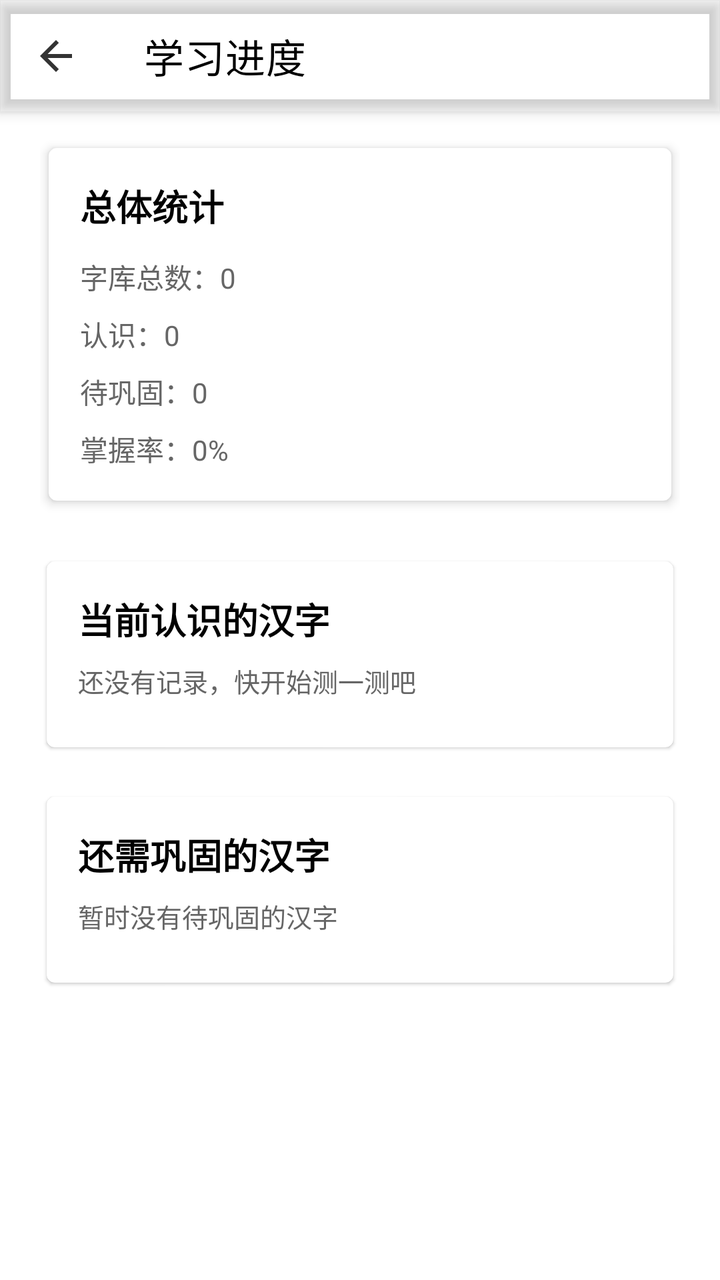
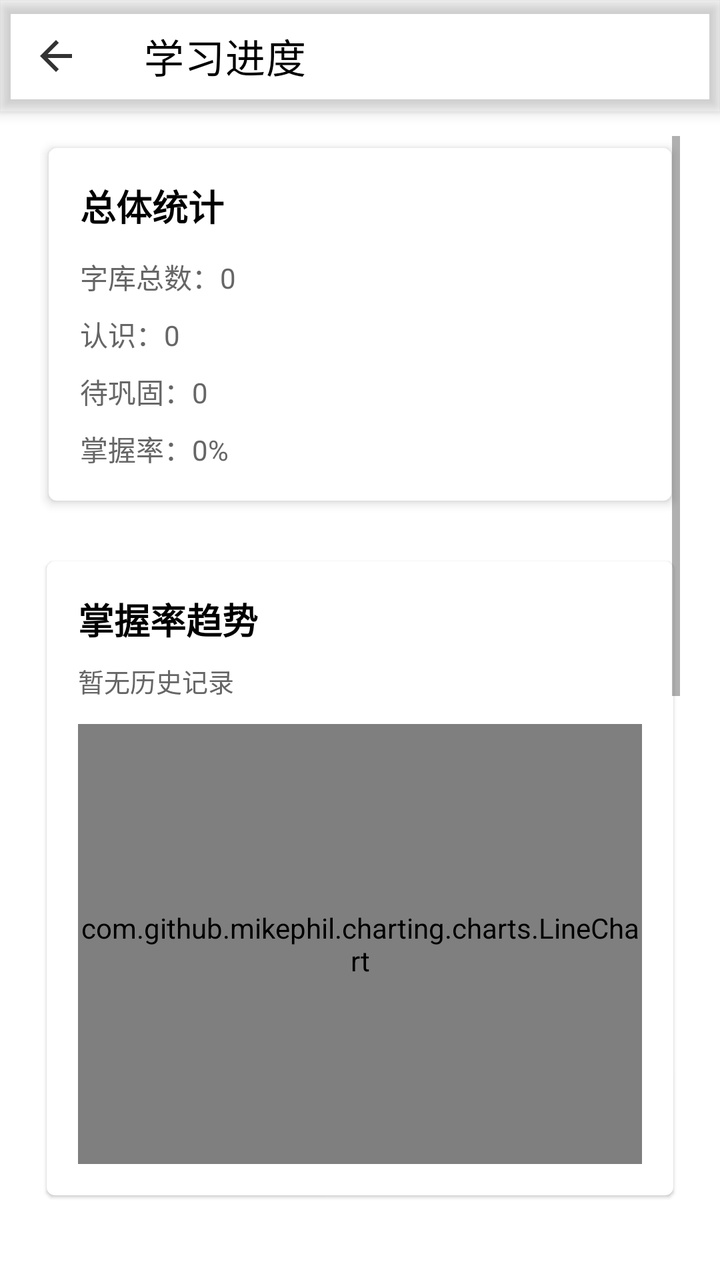

Screens rendered from an Android XML layout before and after an edit, with the pre-edit source and the edit as a unified diff.
<!-- AndroidManifest.xml: application theme Theme.MaterialComponents.DayNight.NoActionBar -->
<!-- res/layout/activity_progress.xml -->
<?xml version="1.0" encoding="utf-8"?>
<androidx.constraintlayout.widget.ConstraintLayout xmlns:android="http://schemas.android.com/apk/res/android"
    xmlns:app="http://schemas.android.com/apk/res-auto"
    xmlns:tools="http://schemas.android.com/tools"
    android:layout_width="match_parent"
    android:layout_height="match_parent"
    android:background="@color/white"
    tools:context=".ui.ProgressActivity">

    <com.google.android.material.appbar.MaterialToolbar
        android:id="@+id/topBar"
        android:layout_width="0dp"
        android:layout_height="wrap_content"
        android:backgroundTint="@color/white"
        android:elevation="4dp"
        app:layout_constraintEnd_toEndOf="parent"
        app:layout_constraintStart_toStartOf="parent"
        app:layout_constraintTop_toTopOf="parent"
        app:navigationContentDescription="@string/back"
        app:navigationIcon="@drawable/ic_arrow_back"
        app:title="学习进度"
        app:titleTextColor="@color/black" />

    <ScrollView
        android:id="@+id/progressScroll"
        android:layout_width="0dp"
        android:layout_height="0dp"
        android:fillViewport="true"
        android:paddingStart="20dp"
        android:paddingTop="12dp"
        android:paddingEnd="20dp"
        android:paddingBottom="20dp"
        app:layout_constraintBottom_toBottomOf="parent"
        app:layout_constraintEnd_toEndOf="parent"
        app:layout_constraintStart_toStartOf="parent"
        app:layout_constraintTop_toBottomOf="@id/topBar">

        <LinearLayout
            android:layout_width="match_parent"
            android:layout_height="wrap_content"
            android:orientation="vertical">

                <com.google.android.material.card.MaterialCardView
                    android:layout_width="match_parent"
                    android:layout_height="wrap_content"
                    app:cardElevation="3dp"
                    app:cardUseCompatPadding="true">

                    <LinearLayout
                        android:layout_width="match_parent"
                        android:layout_height="wrap_content"
                        android:orientation="vertical"
                        android:padding="16dp">

                        <TextView
                            android:layout_width="wrap_content"
                            android:layout_height="wrap_content"
                            android:text="总体统计"
                            android:textColor="@color/black"
                            android:textSize="18sp"
                            android:textStyle="bold" />

                        <TextView
                            android:id="@+id/totalCountLabel"
                            android:layout_width="wrap_content"
                            android:layout_height="wrap_content"
                            android:layout_marginTop="12dp"
                            android:text="字库总数：0"
                            android:textColor="@color/gray_dark" />

                        <TextView
                            android:id="@+id/knownCountLabel"
                            android:layout_width="wrap_content"
                            android:layout_height="wrap_content"
                            android:layout_marginTop="8dp"
                            android:text="认识：0"
                            android:textColor="@color/gray_dark" />

                        <TextView
                            android:id="@+id/unknownCountLabel"
                            android:layout_width="wrap_content"
                            android:layout_height="wrap_content"
                            android:layout_marginTop="8dp"
                            android:text="待巩固：0"
                            android:textColor="@color/gray_dark" />

                        <TextView
                            android:id="@+id/masteryRateLabel"
                            android:layout_width="wrap_content"
                            android:layout_height="wrap_content"
                            android:layout_marginTop="8dp"
                            android:text="掌握率：0%"
                            android:textColor="@color/gray_dark" />
                    </LinearLayout>
                </com.google.android.material.card.MaterialCardView>

            <com.google.android.material.card.MaterialCardView
                android:layout_width="match_parent"
                android:layout_height="wrap_content"
                android:layout_marginTop="20dp"
                app:cardUseCompatPadding="true">

                <LinearLayout
                    android:layout_width="match_parent"
                    android:layout_height="wrap_content"
                    android:orientation="vertical"
                    android:padding="16dp">

                    <TextView
                        android:layout_width="wrap_content"
                        android:layout_height="wrap_content"
                        android:text="当前认识的汉字"
                        android:textColor="@color/black"
                        android:textSize="18sp"
                        android:textStyle="bold" />

                    <TextView
                        android:id="@+id/knownEmptyHint"
                        android:layout_width="wrap_content"
                        android:layout_height="wrap_content"
                        android:layout_marginTop="8dp"
                        android:text="还没有记录，快开始测一测吧"
                        android:textColor="@color/gray_dark"
                        android:textSize="13sp" />

                    <com.google.android.material.chip.ChipGroup
                        android:id="@+id/knownChipGroup"
                        android:layout_width="match_parent"
                        android:layout_height="wrap_content"
                        android:layout_marginTop="8dp"
                        app:singleLine="false"
                        app:singleSelection="false" />
                </LinearLayout>
            </com.google.android.material.card.MaterialCardView>

            <com.google.android.material.card.MaterialCardView
                android:layout_width="match_parent"
                android:layout_height="wrap_content"
                android:layout_marginTop="16dp"
                android:layout_marginBottom="24dp"
                app:cardUseCompatPadding="true">

                <LinearLayout
                    android:layout_width="match_parent"
                    android:layout_height="wrap_content"
                    android:orientation="vertical"
                    android:padding="16dp">

                    <TextView
                        android:layout_width="wrap_content"
                        android:layout_height="wrap_content"
                        android:text="还需巩固的汉字"
                        android:textColor="@color/black"
                        android:textSize="18sp"
                        android:textStyle="bold" />

                    <TextView
                        android:id="@+id/unknownEmptyHint"
                        android:layout_width="wrap_content"
                        android:layout_height="wrap_content"
                        android:layout_marginTop="8dp"
                        android:text="暂时没有待巩固的汉字"
                        android:textColor="@color/gray_dark"
                        android:textSize="13sp" />

                    <com.google.android.material.chip.ChipGroup
                        android:id="@+id/unknownChipGroup"
                        android:layout_width="match_parent"
                        android:layout_height="wrap_content"
                        android:layout_marginTop="8dp"
                        app:singleLine="false"
                        app:singleSelection="false" />
                </LinearLayout>
            </com.google.android.material.card.MaterialCardView>
        </LinearLayout>
    </ScrollView>

</androidx.constraintlayout.widget.ConstraintLayout>
<!-- resources referenced by this layout -->
<resources>
  <color name="black">#FF000000</color>
  <color name="gray_dark">#FF666666</color>
  <color name="white">#FFFFFFFF</color>
  <!-- drawable ic_arrow_back (drawable) -->
  <?xml version="1.0" encoding="utf-8"?>
  <vector xmlns:android="http://schemas.android.com/apk/res/android"
      android:width="24dp"
      android:height="24dp"
      android:viewportWidth="24"
      android:viewportHeight="24">
      <path
          android:fillColor="#FF333333"
          android:pathData="M20,11H7.83l5.59-5.59L12,4l-8,8 8,8 1.41-1.41L7.83,13H20v-2z" />
  </vector>
  <string name="back">返回</string>
</resources>

<!-- the commit's change to res/layout/activity_progress.xml (unified diff, before → after) -->
@@ -40,59 +40,133 @@
             android:layout_height="wrap_content"
             android:orientation="vertical">
 
-                <com.google.android.material.card.MaterialCardView
-                    android:layout_width="match_parent"
-                    android:layout_height="wrap_content"
-                    app:cardElevation="3dp"
-                    app:cardUseCompatPadding="true">
-
-                    <LinearLayout
-                        android:layout_width="match_parent"
-                        android:layout_height="wrap_content"
-                        android:orientation="vertical"
-                        android:padding="16dp">
-
-                        <TextView
-                            android:layout_width="wrap_content"
-                            android:layout_height="wrap_content"
-                            android:text="总体统计"
-                            android:textColor="@color/black"
-                            android:textSize="18sp"
-                            android:textStyle="bold" />
-
-                        <TextView
-                            android:id="@+id/totalCountLabel"
-                            android:layout_width="wrap_content"
-                            android:layout_height="wrap_content"
-                            android:layout_marginTop="12dp"
-                            android:text="字库总数：0"
-                            android:textColor="@color/gray_dark" />
-
-                        <TextView
-                            android:id="@+id/knownCountLabel"
-                            android:layout_width="wrap_content"
-                            android:layout_height="wrap_content"
-                            android:layout_marginTop="8dp"
-                            android:text="认识：0"
-                            android:textColor="@color/gray_dark" />
-
-                        <TextView
-                            android:id="@+id/unknownCountLabel"
-                            android:layout_width="wrap_content"
-                            android:layout_height="wrap_content"
-                            android:layout_marginTop="8dp"
-                            android:text="待巩固：0"
-                            android:textColor="@color/gray_dark" />
-
-                        <TextView
-                            android:id="@+id/masteryRateLabel"
-                            android:layout_width="wrap_content"
-                            android:layout_height="wrap_content"
-                            android:layout_marginTop="8dp"
-                            android:text="掌握率：0%"
-                            android:textColor="@color/gray_dark" />
-                    </LinearLayout>
-                </com.google.android.material.card.MaterialCardView>
+            <com.google.android.material.card.MaterialCardView
+                android:layout_width="match_parent"
+                android:layout_height="wrap_content"
+                app:cardElevation="3dp"
+                app:cardUseCompatPadding="true">
+
+                <LinearLayout
+                    android:layout_width="match_parent"
+                    android:layout_height="wrap_content"
+                    android:orientation="vertical"
+                    android:padding="16dp">
+
+                    <TextView
+                        android:layout_width="wrap_content"
+                        android:layout_height="wrap_content"
+                        android:text="总体统计"
+                        android:textColor="@color/black"
+                        android:textSize="18sp"
+                        android:textStyle="bold" />
+
+                    <TextView
+                        android:id="@+id/totalCountLabel"
+                        android:layout_width="wrap_content"
+                        android:layout_height="wrap_content"
+                        android:layout_marginTop="12dp"
+                        android:text="字库总数：0"
+                        android:textColor="@color/gray_dark" />
+
+                    <TextView
+                        android:id="@+id/knownCountLabel"
+                        android:layout_width="wrap_content"
+                        android:layout_height="wrap_content"
+                        android:layout_marginTop="8dp"
+                        android:text="认识：0"
+                        android:textColor="@color/gray_dark" />
+
+                    <TextView
+                        android:id="@+id/unknownCountLabel"
+                        android:layout_width="wrap_content"
+                        android:layout_height="wrap_content"
+                        android:layout_marginTop="8dp"
+                        android:text="待巩固：0"
+                        android:textColor="@color/gray_dark" />
+
+                    <TextView
+                        android:id="@+id/masteryRateLabel"
+                        android:layout_width="wrap_content"
+                        android:layout_height="wrap_content"
+                        android:layout_marginTop="8dp"
+                        android:text="掌握率：0%"
+                        android:textColor="@color/gray_dark" />
+                </LinearLayout>
+            </com.google.android.material.card.MaterialCardView>
+
+            <com.google.android.material.card.MaterialCardView
+                android:layout_width="match_parent"
+                android:layout_height="wrap_content"
+                android:layout_marginTop="20dp"
+                app:cardUseCompatPadding="true">
+
+                <LinearLayout
+                    android:layout_width="match_parent"
+                    android:layout_height="wrap_content"
+                    android:orientation="vertical"
+                    android:padding="16dp">
+
+                    <TextView
+                        android:layout_width="wrap_content"
+                        android:layout_height="wrap_content"
+                        android:text="掌握率趋势"
+                        android:textColor="@color/black"
+                        android:textSize="18sp"
+                        android:textStyle="bold" />
+
+                    <TextView
+                        android:id="@+id/trendEmptyHint"
+                        android:layout_width="wrap_content"
+                        android:layout_height="wrap_content"
+                        android:layout_marginTop="8dp"
+                        android:text="暂无历史记录"
+                        android:textColor="@color/gray_dark"
+                        android:textSize="13sp" />
+
+                    <com.github.mikephil.charting.charts.LineChart
+                        android:id="@+id/progressLineChart"
+                        android:layout_width="match_parent"
+                        android:layout_height="220dp"
+                        android:layout_marginTop="12dp" />
+                </LinearLayout>
+            </com.google.android.material.card.MaterialCardView>
+
+            <com.google.android.material.card.MaterialCardView
+                android:layout_width="match_parent"
+                android:layout_height="wrap_content"
+                android:layout_marginTop="16dp"
+                app:cardUseCompatPadding="true">
+
+                <LinearLayout
+                    android:layout_width="match_parent"
+                    android:layout_height="wrap_content"
+                    android:orientation="vertical"
+                    android:padding="16dp">
+
+                    <TextView
+                        android:layout_width="wrap_content"
+                        android:layout_height="wrap_content"
+                        android:text="难度掌握分布"
+                        android:textColor="@color/black"
+                        android:textSize="18sp"
+                        android:textStyle="bold" />
+
+                    <TextView
+                        android:id="@+id/pieEmptyHint"
+                        android:layout_width="wrap_content"
+                        android:layout_height="wrap_content"
+                        android:layout_marginTop="8dp"
+                        android:text="暂未识记任何汉字"
+                        android:textColor="@color/gray_dark"
+                        android:textSize="13sp" />
+
+                    <com.github.mikephil.charting.charts.PieChart
+                        android:id="@+id/difficultyPieChart"
+                        android:layout_width="match_parent"
+                        android:layout_height="220dp"
+                        android:layout_marginTop="12dp" />
+                </LinearLayout>
+            </com.google.android.material.card.MaterialCardView>
 
             <com.google.android.material.card.MaterialCardView
                 android:layout_width="match_parent"
